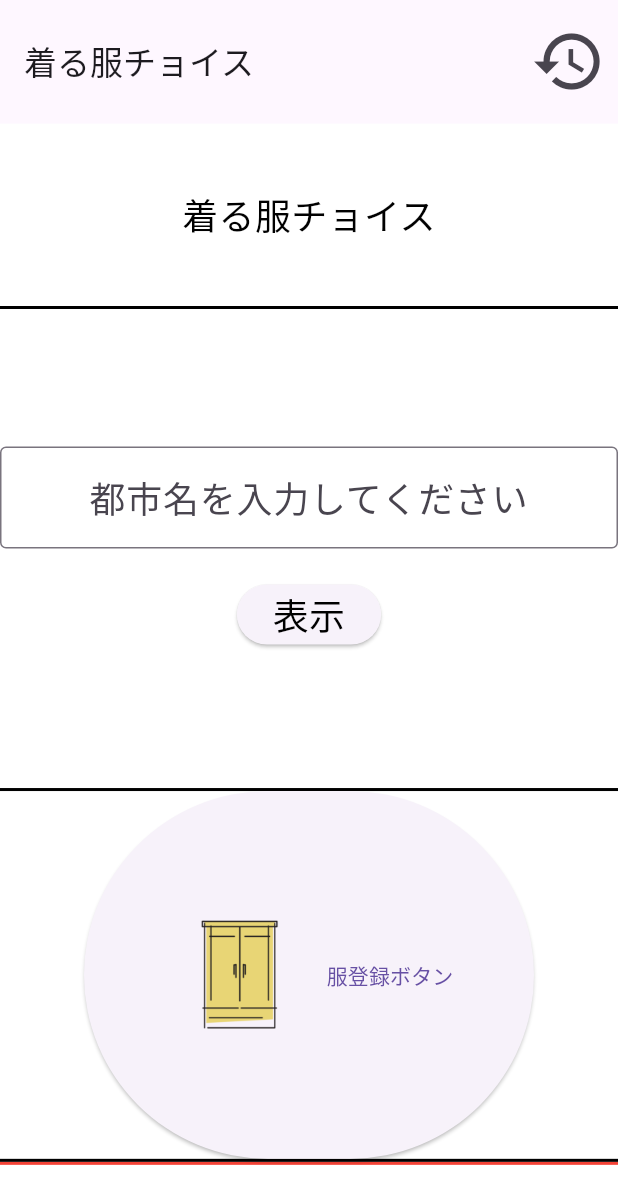
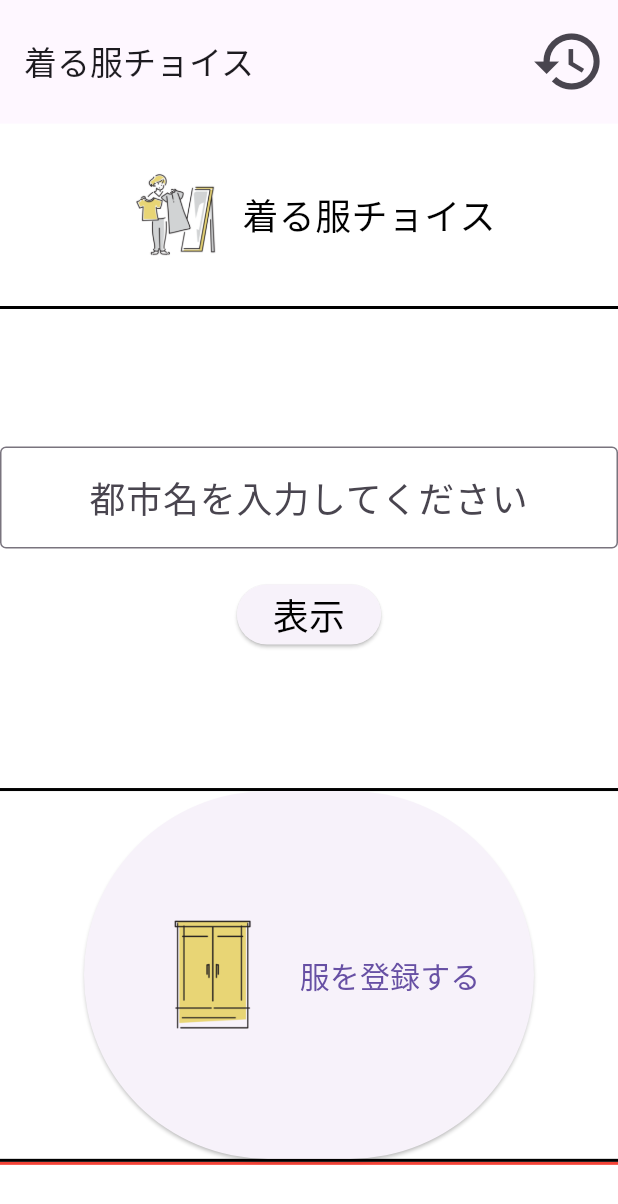
Before and after one commit to kervint1/Kiruhuku-Choice, a Flutter app: the screen it shows after launch, on a phone screen of 412 x 824 dp. Shown: the top 1204 px of the screen. Run offline on Flutter 3.47's test engine with Material 3 defaults, Android fonts, the phone set to English and light mode, and no system bars; our stand-ins replace go_router, google_fonts, image_picker.

Commit message:
タイトルロゴ

```diff
--- a/lib/screens/home_screen.dart
+++ b/lib/screens/home_screen.dart
@@ -22,13 +22,20 @@ class _HomeScreenState extends State<HomeScreen> {
         height: screenHeight * 0.15,
         width: double.infinity,
         alignment: Alignment.center,
-      child: Text(
+        child: Row(mainAxisAlignment: MainAxisAlignment.center, children: [
+          Image.asset(
+            'assets/images/huku_title.png',
+            width: 70,
+            height: 70,
+          ),
+          const SizedBox(width: 10),
+          Text(
             "着る服チョイス",
             style: GoogleFonts.notoSansJp(
                 textStyle: const TextStyle(color: Colors.black, fontSize: 24)),
             textAlign: TextAlign.center,
           ),
-    );
+        ]));
 
     final mapCon = Container(
       decoration: const BoxDecoration(
@@ -95,7 +102,7 @@ class _HomeScreenState extends State<HomeScreen> {
               height: 100,
             ),
             const SizedBox(width: 8), // ロゴとテキストの間にスペースを追加
-            const Text("服登録ボタン"),
+            const Text("服を登録する", style: TextStyle(fontSize: 20)),
           ],
         ),
       ),
--- a/pubspec.yaml
+++ b/pubspec.yaml
@@ -96,3 +96,4 @@ flutter:
 
   assets:
     - assets/images/huku_touroku-logo.png
+    - assets/images/huku_title.png
```
Also changed, not shown: assets/images/huku_title.png (added). Lines whose indentation alone changed are shown as unchanged.
